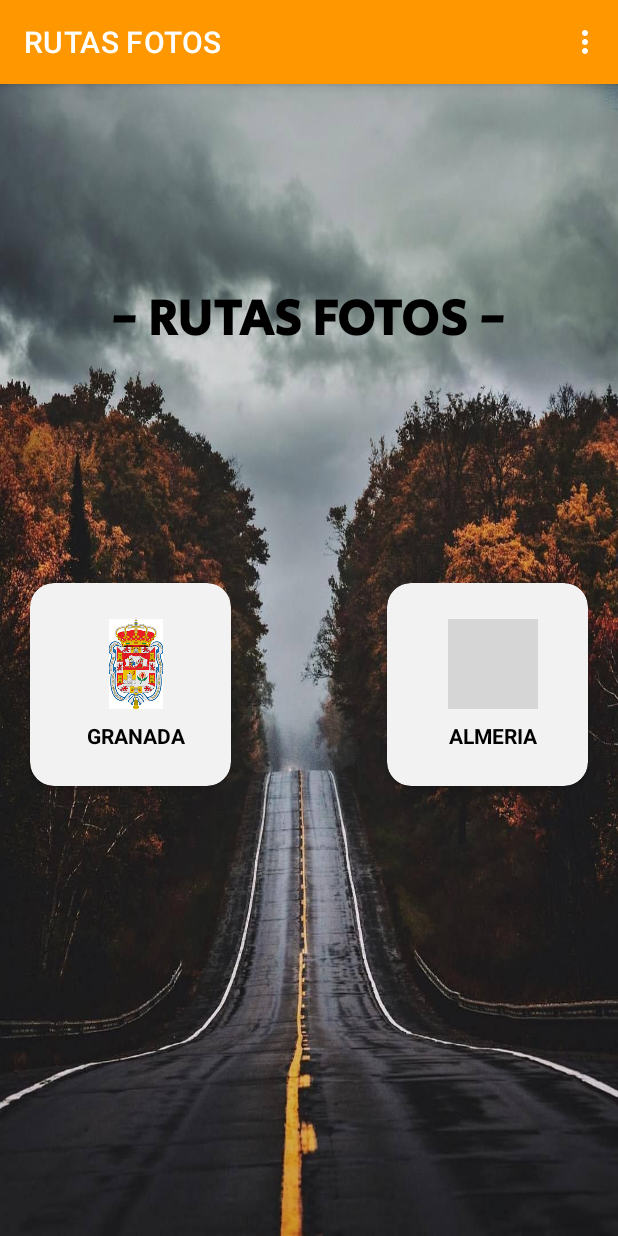
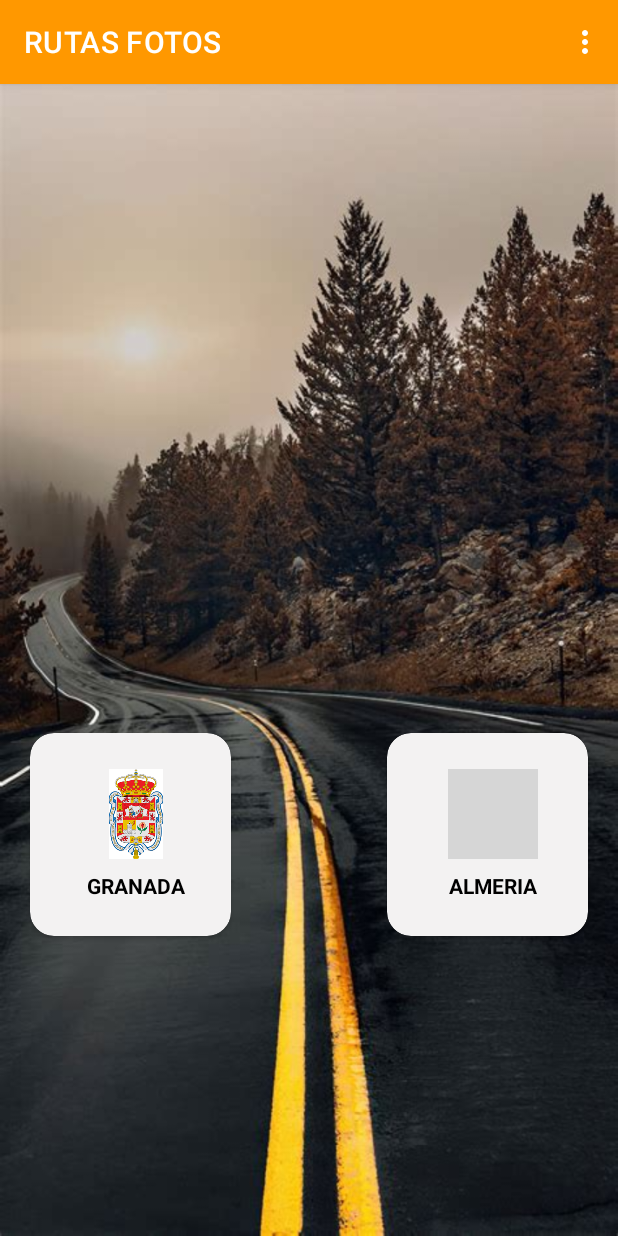
Before and after one commit to byjosegrc/infoPhotoApp, an Android app: the RutasGoogle screen opened directly, with no data from a screen before it, on a phone screen of 412 x 824 dp. Run offline under Robolectric (Android 15) with nearby library versions, the phone set to English and light mode, and no system bars; grey boxes are pictures that could not be loaded.

Commit message:
commit 10/05/2023

```diff
--- a/app/build.gradle
+++ b/app/build.gradle
@@ -104,11 +104,6 @@ dependencies {
     implementation 'androidx.coordinatorlayout:coordinatorlayout:1.2.0'
 
 
-
-
-
-
-
     //IMAGENES GLIDE
 
     implementation 'com.github.bumptech.glide:glide:4.14.2'
--- /dev/null
+++ b/app/src/main/res/drawable/ic_chat_foro.xml
@@ -0,0 +1,5 @@
+<vector android:height="24dp" android:tint="#070906"
+    android:viewportHeight="24" android:viewportWidth="24"
+    android:width="24dp" xmlns:android="http://schemas.android.com/apk/res/android">
+    <path android:fillColor="@android:color/white" android:pathData="M20,2H4c-1.1,0 -2,0.9 -2,2v18l4,-4h14c1.1,0 2,-0.9 2,-2V4c0,-1.1 -0.9,-2 -2,-2z"/>
+</vector>
--- a/app/src/main/res/layout/activity_foro_publicaciones.xml
+++ b/app/src/main/res/layout/activity_foro_publicaciones.xml
@@ -57,5 +57,9 @@
         android:clickable="true"
         app:layout_constraintBottom_toBottomOf="parent"
         app:layout_constraintEnd_toEndOf="parent"
-        app:srcCompat="@android:drawable/ic_input_add" />
+        app:srcCompat="@drawable/ic_chat_foro" />
+
+
+
+
 </androidx.constraintlayout.widget.ConstraintLayout>
--- a/app/src/main/res/layout/activity_rutas_google.xml
+++ b/app/src/main/res/layout/activity_rutas_google.xml
@@ -4,34 +4,16 @@
     xmlns:tools="http://schemas.android.com/tools"
     android:layout_width="match_parent"
     android:layout_height="match_parent"
-    android:background="@drawable/fondoruta"
+    android:background="@drawable/th"
     tools:context=".Home.HomeActivity">
 
-
-    <TextView
-        android:id="@+id/imageView"
-        android:layout_width="wrap_content"
-        android:layout_height="wrap_content"
-        android:layout_marginTop="132dp"
-        android:fontFamily="@font/primera"
-        android:text="- RUTAS FOTOS -"
-        android:textColor="@color/fondoNegro"
-        android:textSize="34sp"
-        android:textStyle="bold"
-        app:layout_constraintBottom_toTopOf="@+id/cvGranada"
-        app:layout_constraintEnd_toEndOf="parent"
-        app:layout_constraintHorizontal_bias="0.496"
-        app:layout_constraintStart_toStartOf="parent"
-        app:layout_constraintTop_toTopOf="parent"
-        app:layout_constraintVertical_bias="0.0"
-        tools:ignore="NotSibling" />
 
     <androidx.cardview.widget.CardView
         android:id="@+id/cvGranada"
         android:layout_width="134dp"
         android:layout_height="135dp"
         android:layout_marginStart="20dp"
-        android:layout_marginBottom="300dp"
+        android:layout_marginBottom="200dp"
         app:cardBackgroundColor="@color/letrasBotones"
         app:cardCornerRadius="16dp"
         app:layout_constraintBottom_toBottomOf="parent"
@@ -69,7 +51,7 @@
         android:layout_width="134dp"
         android:layout_height="135dp"
         android:layout_marginEnd="20dp"
-        android:layout_marginBottom="300dp"
+        android:layout_marginBottom="200dp"
         app:cardBackgroundColor="@color/letrasBotones"
         app:cardCornerRadius="16dp"
         app:layout_constraintBottom_toBottomOf="parent"
```
Also changed, not shown: app/src/main/java/com/example/app_info_photo_04_03/RutasFotos/Almeria.kt (+6 -14 lines), app/src/main/res/layout/activity_dialogo_tipo_pack.xml (+6 -6 lines), app/src/main/res/drawable/th.png (added).
